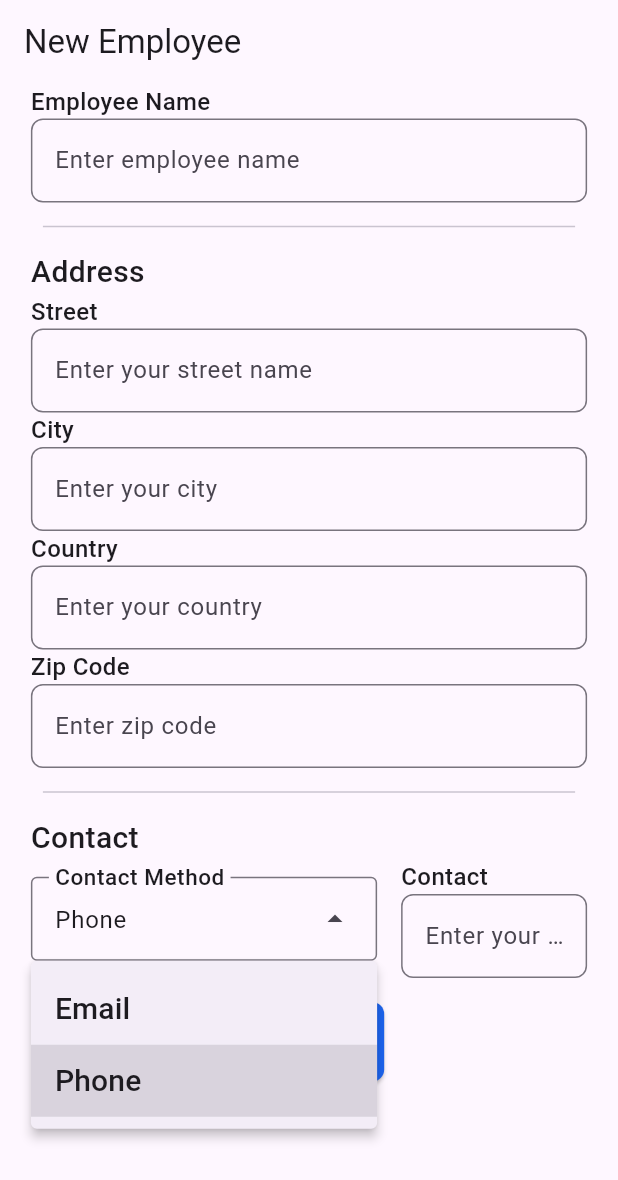
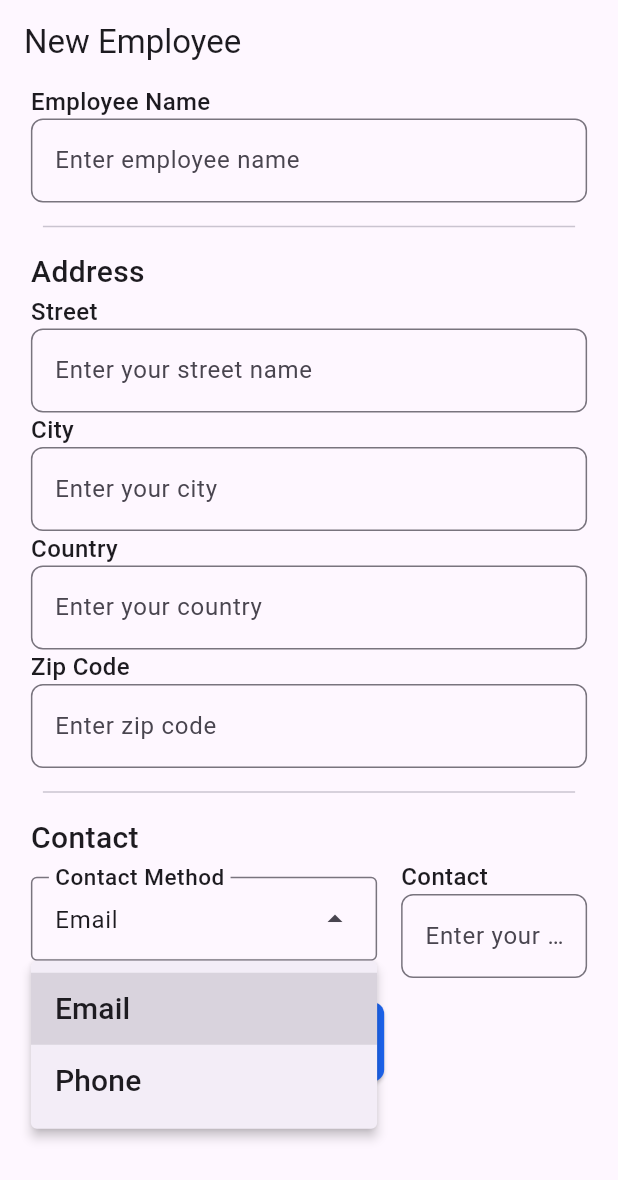
Before and after one commit to XxThunderBlastxX/cosmocloud_task, a Flutter app: the NewEmployeeScreen screen opened by its route, after a tap on "Email", on a phone screen of 412 x 824 dp. Shown: the top 1180 px of the screen. Run offline on Flutter 3.47's test engine with Material 3 defaults, Android fonts, the phone set to English and light mode, and no system bars; our stand-ins replace dartz, dio, equatable, flutter_bloc, get_it, go_router and 2 more; generated files the repository leaves out were written again; network calls fail; Roboto replaces fonts that are missing (Dosis).

Commit message:
Implemented add employee feat

```diff
--- a/lib/src/app/service/service.dart
+++ b/lib/src/app/service/service.dart
@@ -12,6 +12,8 @@ void serviceLocator() {
   service.registerSingleton(Dio(BaseOptions(
     baseUrl: Env.cosmocloudBaseUrl,
     contentType: 'application/json',
+    receiveTimeout: const Duration(seconds: 10),
+    connectTimeout: const Duration(seconds: 5),
     headers: {
       'projectId': Env.cosmocloudProjectID,
       'environmentId': Env.cosmocloudEnvironmentId,
--- a/lib/src/feature/employee/model/employee_model.dart
+++ b/lib/src/feature/employee/model/employee_model.dart
@@ -4,7 +4,7 @@ part 'employee_model.g.dart';
 
 @JsonSerializable()
 final class Employee {
-  @JsonKey(name: '_id')
+  @JsonKey(name: '_id', includeFromJson: true, includeToJson: false)
   final String? id;
 
   final String name;
--- a/lib/src/feature/employee/presentation/screens/new_employee_screen.dart
+++ b/lib/src/feature/employee/presentation/screens/new_employee_screen.dart
@@ -11,14 +11,17 @@ class NewEmployeeScreen extends StatelessWidget {
       appBar: AppBar(
         title: const Text('New Employee'),
       ),
-      body: Row(
+      body: SingleChildScrollView(
+        physics: const BouncingScrollPhysics(),
+        child: Row(
           mainAxisAlignment: MainAxisAlignment.center,
           children: [
             SizedBox(
               width: MediaQuery.sizeOf(context).width * 0.9,
-            child: AddEmployeeForm(),
+              child: const AddEmployeeForm(),
             ),
           ],
+        ),
       ),
     );
   }
--- a/lib/src/feature/employee/presentation/screens/widgets/add_employee_form.dart
+++ b/lib/src/feature/employee/presentation/screens/widgets/add_employee_form.dart
@@ -1,15 +1,82 @@
 import 'package:flutter/material.dart';
+import 'package:flutter_bloc/flutter_bloc.dart';
+import 'package:go_router/go_router.dart';
 
 import '../../../../../app/theme/theme.dart';
 import '../../../model/employee_model.dart';
+import '../../bloc/employee_bloc.dart';
 import 'styled_text_form_field.dart';
 
-class AddEmployeeForm extends StatelessWidget {
+class AddEmployeeForm extends StatefulWidget {
   const AddEmployeeForm({super.key});
+
+  @override
+  State<AddEmployeeForm> createState() => _AddEmployeeFormState();
+}
+
+class _AddEmployeeFormState extends State<AddEmployeeForm> {
+  final _formKey = GlobalKey<FormState>();
+
+  late TextEditingController _nameController;
+
+  late TextEditingController _streetController;
+
+  late TextEditingController _cityController;
+
+  late TextEditingController _countryController;
+
+  late TextEditingController _zipCodeController;
+
+  late TextEditingController _contactValueController;
+
+  var _contactMethod = ContactMethodType.email;
+
+  @override
+  void initState() {
+    super.initState();
+    _nameController = TextEditingController();
+    _streetController = TextEditingController();
+    _cityController = TextEditingController();
+    _countryController = TextEditingController();
+    _zipCodeController = TextEditingController();
+    _contactValueController = TextEditingController();
+  }
+
+  @override
+  void dispose() {
+    super.dispose();
+    _nameController.dispose();
+    _streetController.dispose();
+    _cityController.dispose();
+    _countryController.dispose();
+    _zipCodeController.dispose();
+    _contactValueController.dispose();
+  }
+
+  void onPressSubmit(BuildContext context) {
+    context.read<EmployeeBloc>().add(
+          CreateEmployeeEvent(
+            Employee(
+              name: _nameController.text.trim(),
+              address: Address(
+                  line1: _streetController.text.trim(),
+                  city: _cityController.text,
+                  country: _countryController.text,
+                  zipCode: _zipCodeController.text),
+              contactMethods: ContactMethod(
+                contactMethod: _contactMethod,
+                value: _contactValueController.text,
+              ),
+            ),
+          ),
+        );
+    context.pop();
+  }
 
   @override
   Widget build(BuildContext context) {
     return Form(
+      key: _formKey,
       child: Column(
         crossAxisAlignment: CrossAxisAlignment.start,
         mainAxisAlignment: MainAxisAlignment.start,
@@ -17,6 +84,7 @@ class AddEmployeeForm extends StatelessWidget {
           StyledTextFormField(
             fieldName: 'Employee Name',
             hintText: 'Enter employee name',
+            controller: _nameController,
           ),
           const Padding(
             padding: EdgeInsets.all(8.0),
@@ -29,18 +97,22 @@ class AddEmployeeForm extends StatelessWidget {
           StyledTextFormField(
             fieldName: 'Street',
             hintText: 'Enter your street name',
+            controller: _streetController,
           ),
           StyledTextFormField(
             fieldName: 'City',
             hintText: 'Enter your city',
+            controller: _cityController,
           ),
           StyledTextFormField(
             fieldName: 'Country',
             hintText: 'Enter your country',
+            controller: _countryController,
           ),
           StyledTextFormField(
             fieldName: 'Zip Code',
             hintText: 'Enter zip code',
+            controller: _zipCodeController,
           ),
           const Padding(
             padding: EdgeInsets.all(8.0),
@@ -55,7 +127,12 @@ class AddEmployeeForm extends StatelessWidget {
             mainAxisSize: MainAxisSize.max,
             children: [
               DropdownMenu<ContactMethodType>(
-                initialSelection: ContactMethodType.phone,
+                initialSelection: _contactMethod,
+                onSelected: (value) {
+                  setState(() {
+                    _contactMethod = value!;
+                  });
+                },
                 label: Text(
                   'Contact Method',
                   style: AppTheme.theme.textTheme.labelLarge,
@@ -75,7 +152,10 @@ class AddEmployeeForm extends StatelessWidget {
               Expanded(
                 child: StyledTextFormField(
                   fieldName: 'Contact',
-                  hintText: 'Enter your email or phone number',
+                  hintText: _contactMethod == ContactMethodType.email
+                      ? 'Enter your email'
+                      : ' Enter phone number',
+                  controller: _contactValueController,
                 ),
               ),
             ],
@@ -83,9 +163,7 @@ class AddEmployeeForm extends StatelessWidget {
           const SizedBox(height: 16),
           Center(
             child: ElevatedButton(
-              onPressed: () {
-                // TODO: Implement submit logic
-              },
+              onPressed: () => onPressSubmit(context),
               child: Text(
                 'Submit',
                 style: AppTheme.theme.textTheme.displayMedium!.copyWith(
--- a/lib/src/feature/employee/presentation/screens/widgets/styled_text_form_field.dart
+++ b/lib/src/feature/employee/presentation/screens/widgets/styled_text_form_field.dart
@@ -1,9 +1,12 @@
-import 'package:cosmocloud_task/src/app/theme/theme.dart';
 import 'package:flutter/material.dart';
+
+import '../../../../../app/theme/theme.dart';
 
 class StyledTextFormField extends StatelessWidget {
   final String fieldName;
+
   final String hintText;
+
   final TextEditingController? controller;
 
   const StyledTextFormField({
```
Also changed, not shown: lib/src/app/app.dart (+23 -6 lines), lib/src/feature/employee/data/repository/repository.dart (+7 -3 lines), lib/src/feature/employee/presentation/screens/employee_screen.dart (+1 -16 lines). Lines whose indentation alone changed are shown as unchanged.
